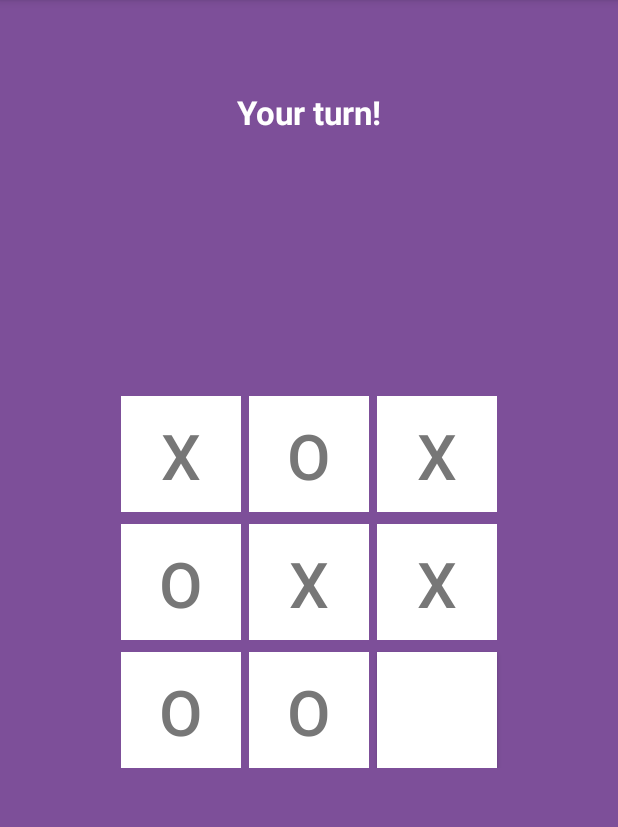
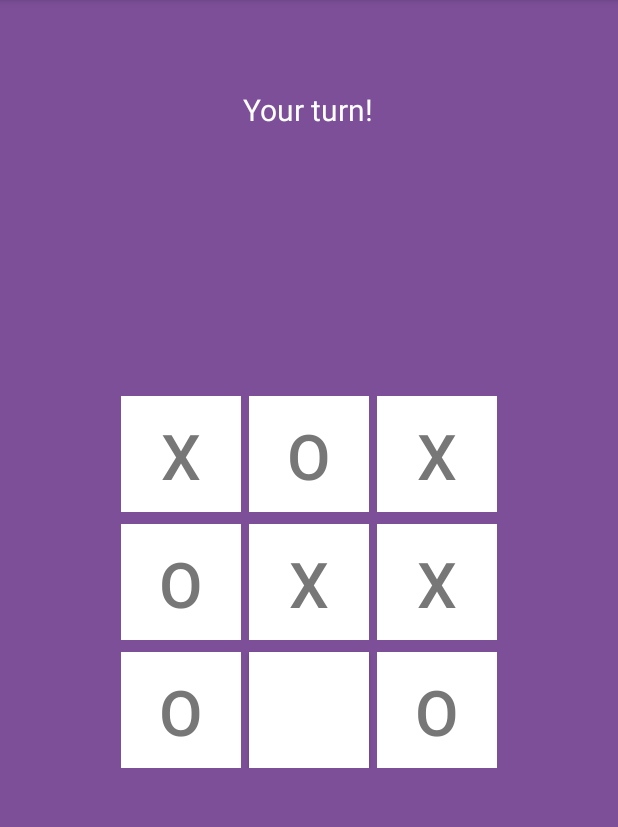
Before and after one commit to semani2/TicTacToe, an Android app: the screen it shows after launch once a user with an empty profile is signed in (MainActivity), after a tap on an icon or button, on a phone screen of 412 x 824 dp, the part 84-911 px from its top. Run offline under Robolectric (Android 15) with nearby library versions, the phone set to English and light mode, and no system bars; our stand-ins replace Firebase (no records; nobody signed in at launch, a user with empty details on screens opened directly); 3 other taps on this screen came first.

```diff
--- a/app/src/main/java/com/sai/tictactoe/MainActivity.kt
+++ b/app/src/main/java/com/sai/tictactoe/MainActivity.kt
@@ -46,7 +46,7 @@ class MainActivity : AppCompatActivity() {
     private lateinit var currentUserId: String
 
     private var sessionId: String? = null
-    private lateinit var playerSymbol: String
+    private var playerSymbol: String? = null
 
     private var currentGamePlay: GamePlay = GamePlay.AI
 
@@ -55,6 +55,10 @@ class MainActivity : AppCompatActivity() {
     private var shouldShowDialog: Boolean = true
 
     private var shouldShowTurnText: Boolean = false
+
+    private var multiplayerGameOn: Boolean = false
+
+    private val keysList: ArrayList<String> = arrayListOf()
 
     override fun onCreate(savedInstanceState: Bundle?) {
         super.onCreate(savedInstanceState)
@@ -84,7 +88,8 @@ class MainActivity : AppCompatActivity() {
         shouldShowTurnText = if(currentGamePlay == GamePlay.AI) {
             activePlayer == 1
         } else {
-            ((activePlayer == 1 && playerSymbol == "X") || (activePlayer == 2 && playerSymbol == "O"))
+            ((activePlayer == 1 && playerSymbol != null && playerSymbol == "O")
+                    || (activePlayer == 2 && playerSymbol != null && playerSymbol == "X"))
         }
 
         turn_text_view.visibility = if(shouldShowTurnText) View.VISIBLE else View.GONE
@@ -120,12 +125,13 @@ class MainActivity : AppCompatActivity() {
 
     private fun acceptButtonClick(editText: EditText) {
         var requestedUserEmail = editText.getString()
-        dbRef.child(USERS).child(splitEmail(requestedUserEmail)).child(REQUEST).push().setValue(currentUserEmail)
+        //dbRef.child(USERS).child(splitEmail(requestedUserEmail)).child(REQUEST).push().setValue(currentUserEmail)
 
         playOnline(splitEmail(requestedUserEmail) + splitEmail(currentUserEmail)) // will create the same node to play
         playerSymbol = "O"
         currentGamePlay = GamePlay.ONLINE
         invalidateOptionsMenu()
+        showTurnTextIfNecessary()
     }
 
     private fun requestButtonClick(editText: EditText) {
@@ -135,6 +141,8 @@ class MainActivity : AppCompatActivity() {
 
             playOnline(splitEmail(currentUserEmail) + splitEmail(email))
             playerSymbol = "X"
+            shouldShowDialog = false
+            showTurnTextIfNecessary()
 
         } else {
             editText.error = "Please enter a valid email"
@@ -157,13 +165,6 @@ class MainActivity : AppCompatActivity() {
 
         if(checkWinner()) {
             Log.d(TAG, "Game over")
-            val emptyCells = ArrayList<Int>()
-            (1..9).filterTo(emptyCells) { !player1.contains(it) && !player2.contains(it) }
-
-            if(emptyCells.size == 0) {
-                showMessage("Well played! Game draw")
-            }
-            resetGame()
             return
         }
 
@@ -171,15 +172,6 @@ class MainActivity : AppCompatActivity() {
     }
 
     fun checkWinner() : Boolean{
-
-        val emptyCells = ArrayList<Int>()
-        (1..9).filterTo(emptyCells) { !player1.contains(it) && !player2.contains(it) }
-
-        if(emptyCells.size == 0) {
-            // Game draw
-            return true
-        }
-
         var winner = -1
 
         // row 1
@@ -256,13 +248,21 @@ class MainActivity : AppCompatActivity() {
 
         if(winner != -1) {
             if(winner == 1) {
-                showMessage("Player 1 wins the game")
+                showGameOverMessage("Player 1 wins the game")
             } else {
-                showMessage("Player 2 wins the game")
+                showGameOverMessage("Player 2 wins the game")
             }
+            return true
+        } else {
+            val emptyCells = ArrayList<Int>()
+            (1..9).filterTo(emptyCells) { !player1.contains(it) && !player2.contains(it) }
+
+            if(emptyCells.size == 0) {
+                showGameOverMessage("Well played! Game draw")
                 return true
             }
             return false
+        }
     }
 
     fun autoPlay() {
@@ -297,7 +297,7 @@ class MainActivity : AppCompatActivity() {
         var winnerId:Int = -1
 
         // row 1
-        if((player1.contains(1) && player1.contains(2))) {
+        if((player1.contains(1) && player1.contains(2)) && emptyCells.contains(3)) {
             cellId = 3
         }
 
@@ -306,16 +306,16 @@ class MainActivity : AppCompatActivity() {
             winnerId = 3
         }
 
-        if((player1.contains(1) && player1.contains(3))) {
+        if((player1.contains(1) && player1.contains(3)) && emptyCells.contains(2)) {
             cellId = 2
         }
 
-        if( (player2.contains(1) && player2.contains(3))  && emptyCells.contains(2)) {
+        if( (player2.contains(1) && player2.contains(3)) && emptyCells.contains(2)) {
             winnerId = 2
             cellId = 2
         }
 
-        if(player1.contains(2) && player1.contains(3)) {
+        if(player1.contains(2) && player1.contains(3) &&  emptyCells.contains(1)) {
             cellId = 1
         }
 
@@ -325,7 +325,7 @@ class MainActivity : AppCompatActivity() {
         }
 
         // row 2
-        if((player1.contains(4) && player1.contains(5))) {
+        if((player1.contains(4) && player1.contains(5)) && emptyCells.contains(6)) {
             cellId = 6
         }
         if((player2.contains(4) && player2.contains(5))  && emptyCells.contains(6)) {
@@ -333,7 +333,7 @@ class MainActivity : AppCompatActivity() {
             cellId = 6
         }
 
-        if((player1.contains(4) && player1.contains(6))) {
+        if((player1.contains(4) && player1.contains(6)) && emptyCells.contains(5)) {
             cellId = 5
         }
 
@@ -342,7 +342,7 @@ class MainActivity : AppCompatActivity() {
             cellId = 5
         }
 
-        if(player1.contains(5) && player1.contains(6)) {
+        if(player1.contains(5) && player1.contains(6) && emptyCells.contains(4)) {
             cellId = 4
         }
 
@@ -352,7 +352,7 @@ class MainActivity : AppCompatActivity() {
         }
 
         // row 3
-        if((player1.contains(7) && player1.contains(8))) {
+        if((player1.contains(7) && player1.contains(8)) && emptyCells.contains(9)) {
             cellId = 9
         }
         if((player2.contains(7) && player2.contains(9)) && emptyCells.contains(9)) {
@@ -360,7 +360,7 @@ class MainActivity : AppCompatActivity() {
             cellId = 9
         }
 
-        if((player1.contains(7) && player1.contains(9))) {
+        if((player1.contains(7) && player1.contains(9)) && emptyCells.contains(8)) {
             cellId = 8
         }
         if((player2.contains(7) && player2.contains(9)) && emptyCells.contains(8)) {
@@ -368,7 +368,7 @@ class MainActivity : AppCompatActivity() {
             cellId = 8
         }
 
-        if(player1.contains(8) && player1.contains(9)) {
+        if(player1.contains(8) && player1.contains(9) && emptyCells.contains(7)) {
             cellId = 7
         }
         if(player2.contains(8) && player2.contains(9) && emptyCells.contains(7)) {
@@ -378,7 +378,7 @@ class MainActivity : AppCompatActivity() {
 
 
         // Col 1
-        if((player1.contains(1) && player1.contains(4))) {
+        if((player1.contains(1) && player1.contains(4))  && emptyCells.contains(7)) {
             cellId = 7
         }
         if((player2.contains(1) && player2.contains(4)) && emptyCells.contains(7)) {
@@ -386,7 +386,7 @@ class MainActivity : AppCompatActivity() {
             cellId = 7
         }
 
-        if((player1.contains(1) && player1.contains(7))) {
+        if((player1.contains(1) && player1.contains(7)) && emptyCells.contains(4)) {
             cellId = 4
         }
         if((player2.contains(1) && player2.contains(7)) && emptyCells.contains(4)) {
@@ -394,7 +394,7 @@ class MainActivity : AppCompatActivity() {
             cellId = 4
         }
 
-        if(player1.contains(4) && player1.contains(7)) {
+        if(player1.contains(4) && player1.contains(7) && emptyCells.contains(1)) {
             cellId = 1
         }
 
@@ -404,7 +404,7 @@ class MainActivity : AppCompatActivity() {
         }
 
         // Col 2
-        if((player1.contains(2) && player1.contains(5))) {
+        if((player1.contains(2) && player1.contains(5)) && emptyCells.contains(8)) {
             cellId = 8
         }
         if( (player2.contains(2) && player2.contains(5)) && emptyCells.contains(8)) {
@@ -412,7 +412,7 @@ class MainActivity : AppCompatActivity() {
             cellId = 8
         }
 
-        if((player1.contains(2) && player1.contains(8))) {
+        if((player1.contains(2) && player1.contains(8)) && emptyCells.contains(5)) {
             cellId = 5
         }
         if((player2.contains(2) && player2.contains(8)) && emptyCells.contains(5)) {
@@ -420,7 +420,7 @@ class MainActivity : AppCompatActivity() {
             cellId = 5
         }
 
-        if(player1.contains(5) && player1.contains(8)) {
+        if(player1.contains(5) && player1.contains(8) && emptyCells.contains(2)) {
             if( player2.contains(5) && player2.contains(8) && emptyCells.contains(2)) {
                 winnerId = 2
             }
@@ -428,7 +428,7 @@ class MainActivity : AppCompatActivity() {
         }
 
         // Col 2
-        if((player1.contains(3) && player1.contains(6))) {
+        if((player1.contains(3) && player1.contains(6)) && emptyCells.contains(9)) {
             cellId = 9
         }
         if( (player2.contains(3) && player2.contains(6)) && emptyCells.contains(9)) {
@@ -436,7 +436,7 @@ class MainActivity : AppCompatActivity() {
             cellId = 9
         }
 
-        if((player1.contains(3) && player1.contains(9))) {
+        if((player1.contains(3) && player1.contains(9)) && emptyCells.contains(6)) {
             cellId = 6
         }
         if((player2.contains(3) && player2.contains(9)) && emptyCells.contains(6)) {
@@ -444,7 +444,7 @@ class MainActivity : AppCompatActivity() {
             cellId = 6
         }
 
-        if(player1.contains(6) && player1.contains(9)) {
+        if(player1.contains(6) && player1.contains(9) && emptyCells.contains(3)) {
             cellId = 3
         }
         if( player2.contains(6) && player2.contains(9) && emptyCells.contains(3)) {
@@ -453,7 +453,7 @@ class MainActivity : AppCompatActivity() {
         }
 
         // Diagonal 1
-        if((player1.contains(1) && player1.contains(5))) {
+        if((player1.contains(1) && player1.contains(5)) && emptyCells.contains(9)) {
             cellId = 9
         }
         if((player2.contains(1) && player2.contains(5)) && emptyCells.contains(9)) {
@@ -461,7 +461,7 @@ class MainActivity : AppCompatActivity() {
             cellId = 9
         }
 
-        if((player1.contains(5) && player1.contains(9))) {
+        if((player1.contains(5) && player1.contains(9)) && emptyCells.contains(1)) {
             cellId = 1
         }
         if( (player2.contains(5) && player2.contains(9)) && emptyCells.contains(1)) {
@@ -469,7 +469,7 @@ class MainActivity : AppCompatActivity() {
             cellId = 1
         }
 
-        if(player1.contains(1) && player1.contains(9)) {
+        if(player1.contains(1) && player1.contains(9) && emptyCells.contains(5)) {
             cellId = 5
         }
         if(player2.contains(1) && player2.contains(9) && emptyCells.contains(5)) {
@@ -478,7 +478,7 @@ class MainActivity : AppCompatActivity() {
         }
 
         // Diagonal 1
-        if((player1.contains(3) && player1.contains(5))) {
+        if((player1.contains(3) && player1.contains(5)) && emptyCells.contains(7)) {
             cellId = 7
         }
         if((player2.contains(3) && player2.contains(5)) && emptyCells.contains(7)) {
@@ -486,7 +486,7 @@ class MainActivity : AppCompatActivity() {
             cellId = 7
         }
 
-        if((player1.contains(5) && player1.contains(7))) {
+        if((player1.contains(5) && player1.contains(7)) && emptyCells.contains(3)) {
             cellId = 3
         }
         if( (player2.contains(5) && player2.contains(7)) && emptyCells.contains(3)) {
@@ -494,7 +494,7 @@ class MainActivity : AppCompatActivity() {
             cellId = 3
         }
 
-        if(player1.contains(3) && player1.contains(7)) {
+        if(player1.contains(3) && player1.contains(7) && emptyCells.contains(5)) {
             cellId = 5
         }
         if(player2.contains(3) && player2.contains(7) && emptyCells.contains(5)) {
@@ -532,18 +532,23 @@ class MainActivity : AppCompatActivity() {
     private fun resetGame() {
         player1.clear()
         player2.clear()
+        keysList.clear()
 
-        if(currentGamePlay == GamePlay.ONLINE) {
+        if(currentGamePlay == GamePlay.ONLINE && sessionId != null) {
             dbRef.child(ONLINE_PLAY).child(sessionId).setValue(null)
-        }
-
-        // Clear board
-        clearAllButtons()
+            shouldShowDialog = true
+            playerSymbol = null
+        } else {
             activePlayer = 1
         }
 
+        clearAllButtons()
+        showTurnTextIfNecessary()
+
+
+    }
+
     private fun clearAllButtons() {
-        handler.postDelayed({
         button1.reset()
         button2.reset()
         button3.reset()
@@ -553,12 +558,11 @@ class MainActivity : AppCompatActivity() {
         button7.reset()
         button8.reset()
         button9.reset()
-        }, 3000)
     }
 
     fun incomingRequests() {
         dbRef.child(USERS).child(splitEmail(currentUserEmail)).child(REQUEST)
-                .addValueEventListener(object : ValueEventListener {
+                .addValueEventListener(object: ValueEventListener {
                     override fun onCancelled(p0: DatabaseError?) {
 
                     }
@@ -567,10 +571,8 @@ class MainActivity : AppCompatActivity() {
                         try {
                             if (data != null) {
                                 val values = data.value as HashMap<String, Any>
-                                var requestEmail: String = values[values.keys.last()] as String
-                                if(shouldShowDialog) {
+                                var requestEmail: String = values[values.keys.elementAt(values.keys.size - 1)] as String
                                 showAcceptDialog(requestEmail)
-                                }
 
                                 dbRef.child(USERS).child(splitEmail(currentUserEmail)).child(REQUEST).setValue(true)
                             }
@@ -624,15 +626,22 @@ class MainActivity : AppCompatActivity() {
                             if (data != null) {
                                 val values = data.value as HashMap<String, Any>
 
-                                var player = values[values.keys.last()]
+                                for(entry in values) {
+                                    var key = entry.key
 
+                                    if(!keysList.contains(key)) {
+                                        keysList.add(key)
+                                        var player = entry.value
                                         activePlayer = if(player != currentUserEmail) {
                                             if(playerSymbol === "X") 1 else 2
                                         } else {
                                             if(playerSymbol === "X") 2 else 1
                                         }
 
-                                playForOpponent(values.keys.last().split("-")[1].toInt())
+                                        playForOpponent(entry.key.split("-")[1].toInt())
+                                        break
+                                    }
+                                }
                             }
                         } catch (ex: Exception) {
                             Log.d(TAG, ex.printStackTrace().toString())
@@ -652,6 +661,7 @@ class MainActivity : AppCompatActivity() {
                 sharedPreferences.edit().putString(SP_KEY, GamePlay.AI.name).apply()
                 currentGamePlay = GamePlay.AI
                 request_fab.visibility = View.GONE
+
             }
 
             R.id.menu_play_online -> {
@@ -660,6 +670,8 @@ class MainActivity : AppCompatActivity() {
                 request_fab.visibility = View.VISIBLE
             }
         }
+        resetGame()
+        showTurnTextIfNecessary()
         invalidateOptionsMenu()
         return super.onOptionsItemSelected(item)
     }
@@ -677,6 +689,14 @@ class MainActivity : AppCompatActivity() {
 
     fun showMessage(msg: String) {
         val snackbar = Snackbar.make(main_layout, msg, Snackbar.LENGTH_LONG)
+        snackbar.show()
+    }
+
+    fun showGameOverMessage(msg: String) {
+        val snackbar = Snackbar.make(main_layout, msg, Snackbar.LENGTH_INDEFINITE)
+        snackbar.setAction("Play again", {
+            resetGame()
+        })
         snackbar.show()
     }
 
--- a/app/src/main/res/layout/activity_main.xml
+++ b/app/src/main/res/layout/activity_main.xml
@@ -9,17 +9,34 @@
     android:background="@color/colorPrimaryLight"
     android:id="@+id/main_layout">
 
-    <TextView
-        android:layout_width="wrap_content"
+    <LinearLayout
+        android:layout_width="match_parent"
         android:layout_height="wrap_content"
-        android:layout_centerHorizontal="true"
-        android:layout_marginTop="60dp"
-        android:id="@+id/turn_text_view"
-        android:text="@string/str_your_turn"
-        android:textSize="22sp"
-        android:textColor="@android:color/white"
-        android:textStyle="bold"
-        android:visibility="gone"/>
+        android:orientation="vertical"
+        android:gravity="center"
+        android:layout_marginTop="30dp">
+        <TextView
+            android:layout_width="wrap_content"
+            android:layout_height="wrap_content"
+            android:layout_marginStart="16dp"
+            android:layout_marginEnd="16dp"
+            android:maxLines="2"
+            android:ellipsize="middle"
+            android:textSize="22sp"
+            android:textColor="@android:color/white"
+            android:id="@+id/game_text_view"
+            tools:text="Game on - sai@gmail.com"
+            android:textAlignment="center"/>
+        <TextView
+            android:layout_width="wrap_content"
+            android:layout_height="wrap_content"
+            android:id="@+id/turn_text_view"
+            android:text="@string/str_your_turn"
+            android:textSize="20sp"
+            android:textColor="@android:color/white"
+            android:visibility="visible"/>
+    </LinearLayout>
+
 
     <TableLayout
         android:layout_width="match_parent"
```
Lines whose indentation alone changed are shown as unchanged.
